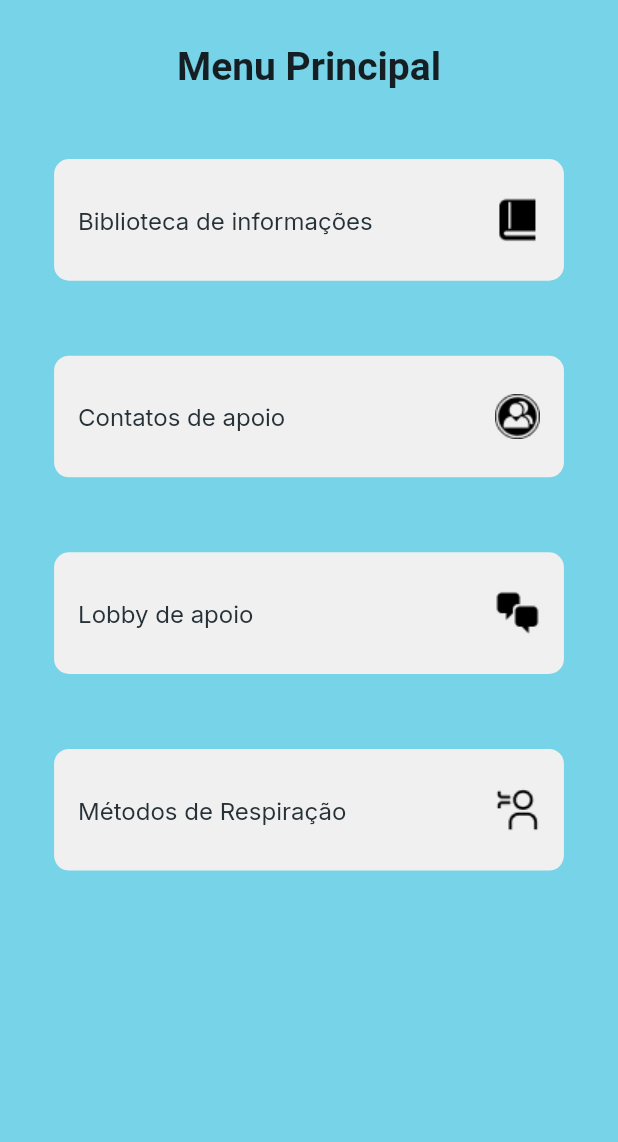
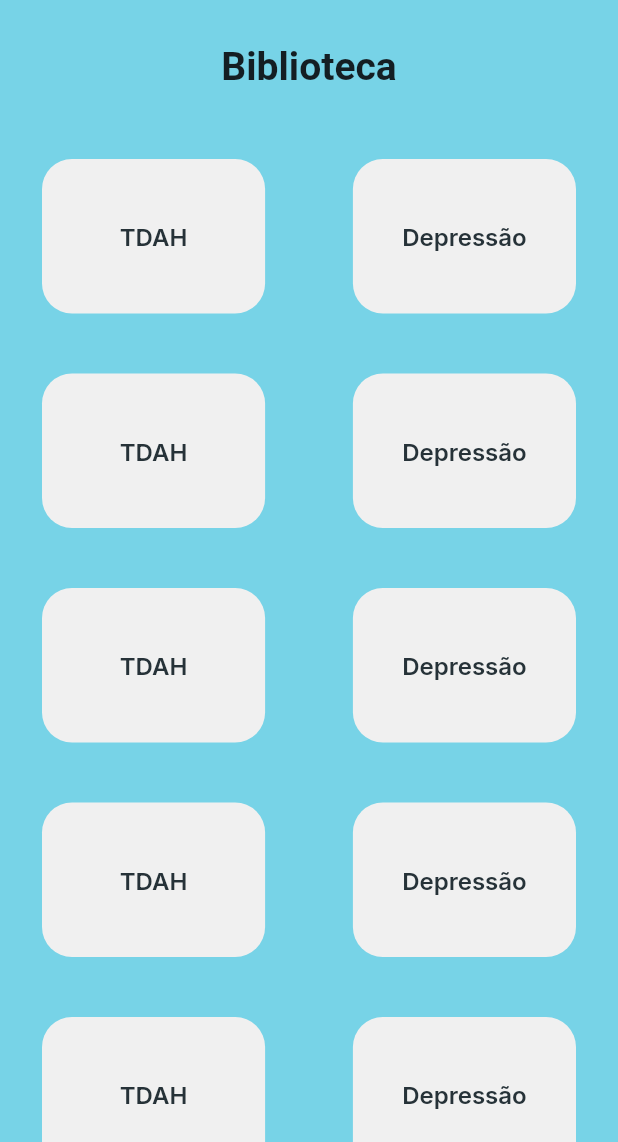
Before and after one commit to faelsx/tcc-mentalhealth, a Flutter app: the screen it shows after launch, on a phone screen of 412 x 824 dp, the part 94-1236 px from its top. Run offline on Flutter 3.47's test engine with Material 2 defaults, Android fonts, the phone set to English and light mode, and no system bars; our stand-ins replace google_fonts.

Commit message:
feat: added infomenu

```diff
--- a/lib/main.dart
+++ b/lib/main.dart
@@ -1,4 +1,5 @@
 import 'package:flutter/material.dart';
+import 'package:mentalhealth_app/modules/infomenu/infomenu_page.dart';
 import 'package:mentalhealth_app/modules/menu/menu_page.dart';
 import 'package:mentalhealth_app/modules/splash/splash_page.dart';
 import 'package:mentalhealth_app/shared/themes/app_colors.dart';
@@ -13,7 +14,7 @@ class AppWidget extends StatelessWidget {
     return MaterialApp(
       title: 'TCC - nome',
       theme: ThemeData(primaryColor: AppColors.primary),
-      home: MenuPage(),
+      home: InfomenuPage(),
     );
   }
 }
--- /dev/null
+++ b/lib/modules/infomenu/infomenu_page.dart
@@ -0,0 +1,114 @@
+import 'package:flutter/material.dart';
+import 'package:mentalhealth_app/shared/themes/app_colors.dart';
+import 'package:mentalhealth_app/shared/themes/app_text_styles.dart';
+import 'package:mentalhealth_app/shared/themes/widgets/infomenu/infomenu_button.dart';
+import 'package:mentalhealth_app/shared/themes/widgets/menubar/menu_bar.dart';
+
+class InfomenuPage extends StatelessWidget {
+  const InfomenuPage({Key? key}) : super(key: key);
+
+  @override
+  Widget build(BuildContext context) {
+    return SafeArea(
+      child: Scaffold(
+        backgroundColor: AppColors.background,
+        body: Column(children: [
+          MenuBar(
+            onTap: () => {print("clicou voltar")},
+          ),
+          Padding(
+            padding: const EdgeInsets.only(top: 29, bottom: 47),
+            child: Text(
+              "Biblioteca",
+              style: AppTextStyles.titleMenu,
+            ),
+          ),
+          Expanded(
+            child: ListView(children: [
+              Padding(
+                padding: const EdgeInsets.only(left: 28, right: 28, bottom: 40),
+                child: Row(
+                  children: [
+                    InfomenuButton(
+                      text: "TDAH",
+                      onTap: () => {print("clicou")},
+                    ),
+                    Expanded(child: Container()),
+                    InfomenuButton(
+                      text: "Depressão",
+                      onTap: () => {print("clicou")},
+                    ),
+                  ],
+                ),
+              ),
+              Padding(
+                padding: const EdgeInsets.only(left: 28, right: 28, bottom: 40),
+                child: Row(
+                  children: [
+                    InfomenuButton(
+                      text: "TDAH",
+                      onTap: () => {print("clicou")},
+                    ),
+                    Expanded(child: Container()),
+                    InfomenuButton(
+                      text: "Depressão",
+                      onTap: () => {print("clicou")},
+                    ),
+                  ],
+                ),
+              ),
+              Padding(
+                padding: const EdgeInsets.only(left: 28, right: 28, bottom: 40),
+                child: Row(
+                  children: [
+                    InfomenuButton(
+                      text: "TDAH",
+                      onTap: () => {print("clicou")},
+                    ),
+                    Expanded(child: Container()),
+                    InfomenuButton(
+                      text: "Depressão",
+                      onTap: () => {print("clicou")},
+                    ),
+                  ],
+                ),
+              ),
+              Padding(
+                padding: const EdgeInsets.only(left: 28, right: 28, bottom: 40),
+                child: Row(
+                  children: [
+                    InfomenuButton(
+                      text: "TDAH",
+                      onTap: () => {print("clicou")},
+                    ),
+                    Expanded(child: Container()),
+                    InfomenuButton(
+                      text: "Depressão",
+                      onTap: () => {print("clicou")},
+                    ),
+                  ],
+                ),
+              ),
+              Padding(
+                padding: const EdgeInsets.only(left: 28, right: 28, bottom: 40),
+                child: Row(
+                  children: [
+                    InfomenuButton(
+                      text: "TDAH",
+                      onTap: () => {print("clicou")},
+                    ),
+                    Expanded(child: Container()),
+                    InfomenuButton(
+                      text: "Depressão",
+                      onTap: () => {print("clicou")},
+                    ),
+                  ],
+                ),
+              ),
+            ]),
+          )
+        ]),
+      ),
+    );
+  }
+}
--- a/lib/shared/themes/app_text_styles.dart
+++ b/lib/shared/themes/app_text_styles.dart
@@ -20,7 +20,7 @@ class AppTextStyles {
   );
   static final buttonMenu = GoogleFonts.inter(
     fontSize: 16,
-    fontWeight: FontWeight.w400,
+    fontWeight: FontWeight.w600,
     color: AppColors.body,
   );
   static final subtitle = GoogleFonts.lexendDeca(
--- /dev/null
+++ b/lib/shared/themes/widgets/infomenu/infomenu_button.dart
@@ -0,0 +1,32 @@
+import 'package:flutter/material.dart';
+import 'package:mentalhealth_app/shared/themes/app_colors.dart';
+import 'package:mentalhealth_app/shared/themes/app_text_styles.dart';
+
+class InfomenuButton extends StatelessWidget {
+  final text;
+  final VoidCallback onTap;
+  const InfomenuButton({Key? key, required this.text, required this.onTap})
+      : super(key: key);
+
+  @override
+  Widget build(BuildContext context) {
+    final size = MediaQuery.of(context).size;
+    return InkWell(
+      onTap: onTap,
+      child: Container(
+        width: size.width * 0.361,
+        height: size.height * 0.125,
+        decoration: BoxDecoration(
+          borderRadius: BorderRadius.circular(20),
+          color: AppColors.primary,
+        ),
+        child: Center(
+          child: Text(
+            text,
+            style: AppTextStyles.buttonMenu,
+          ),
+        ),
+      ),
+    );
+  }
+}
```
